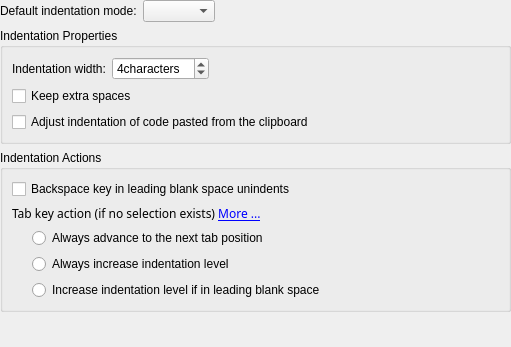
Qt form part/dialogs/indentationconfigwidget.ui (KDE/kate) before a commit.
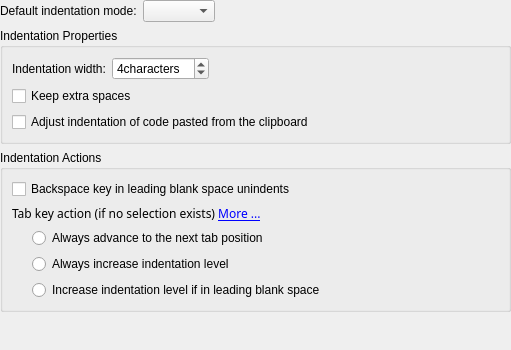
The same form after that commit. Custom widgets are drawn as their Qt base class.

Commit message: change GroupBox property 'flat' from true to false (consistent with all other config pages)

The edit to the form file:
```diff
--- a/part/dialogs/indentationconfigwidget.ui
+++ b/part/dialogs/indentationconfigwidget.ui
@@ -6,7 +6,7 @@
     <x>0</x>
     <y>0</y>
     <width>511</width>
-    <height>347</height>
+    <height>350</height>
    </rect>
   </property>
   <layout class="QVBoxLayout" >
```
Left out of the diff: 119 changed lines with no effect on the pictures.
